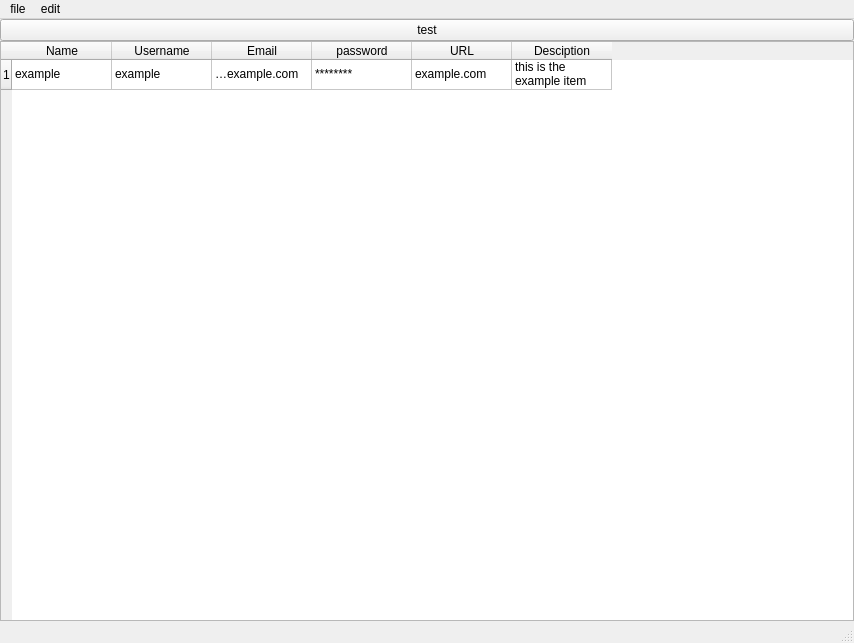
First picture: the form in src/UI/tablewidget.ui, repository PandaGamersHDNL/LocoPass, before the edit.
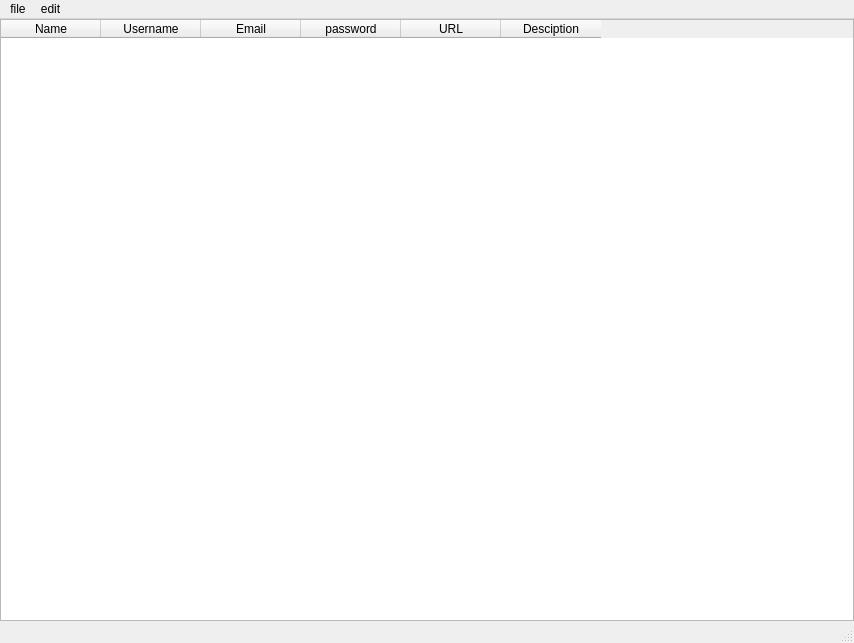
Second picture: the form after the edit.

Commit message: remove example data

Patch:
```diff
--- a/src/UI/tablewidget.ui
+++ b/src/UI/tablewidget.ui
@@ -31,13 +31,6 @@
      <number>0</number>
     </property>
     <item row="1" column="0">
-     <widget class="QPushButton" name="testButton">
-      <property name="text">
-       <string>test</string>
-      </property>
-     </widget>
-    </item>
-    <item row="2" column="0">
      <widget class="QTableWidget" name="tableWidget">
       <property name="contextMenuPolicy">
        <enum>Qt::CustomContextMenu</enum>
@@ -54,11 +47,6 @@
       <property name="textElideMode">
        <enum>Qt::ElideLeft</enum>
       </property>
-      <row>
-       <property name="text">
-        <string>1</string>
-       </property>
-      </row>
       <column>
        <property name="text">
         <string>Name</string>
@@ -89,36 +77,6 @@
         <string>Desciption</string>
        </property>
       </column>
-      <item row="0" column="0">
-       <property name="text">
-        <string>example</string>
-       </property>
-      </item>
-      <item row="0" column="1">
-       <property name="text">
-        <string>example</string>
-       </property>
-      </item>
-      <item row="0" column="2">
-       <property name="text">
-        <string>example@example.com</string>
-       </property>
-      </item>
-      <item row="0" column="3">
-       <property name="text">
-        <string>********</string>
-       </property>
-      </item>
-      <item row="0" column="4">
-       <property name="text">
-        <string>example.com</string>
-       </property>
-      </item>
-      <item row="0" column="5">
-       <property name="text">
-        <string>this is the example item</string>
-       </property>
-      </item>
      </widget>
     </item>
    </layout>
```
The commit also changes 2 other files.
